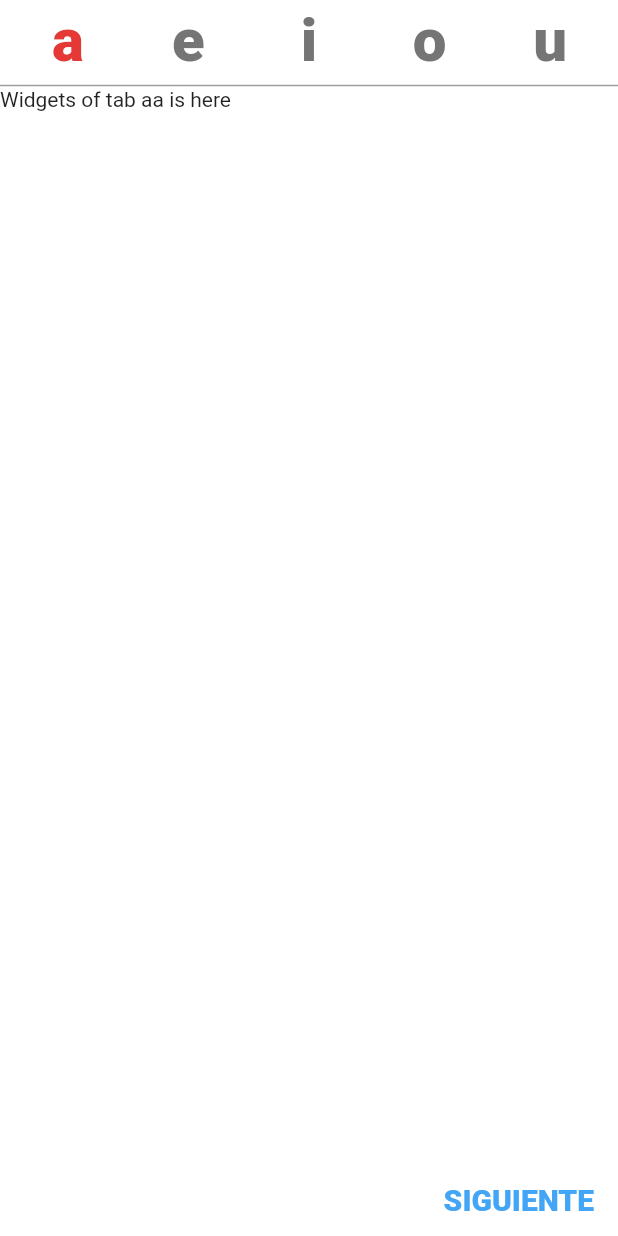
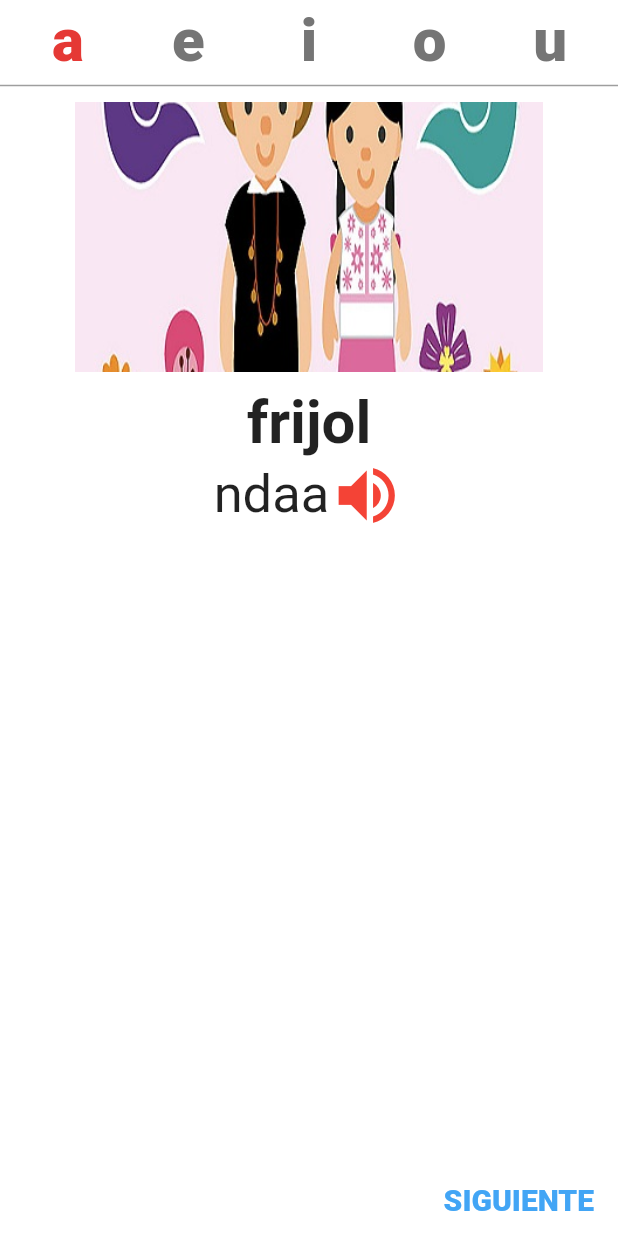
Before and after one commit to EleomarPL/LearnChatino, a Flutter app: the BasicVowels widget shown alone on an empty page, opened directly, on a phone screen of 412 x 824 dp. Run offline on Flutter 3.47's test engine with Material 2 defaults, Android fonts, the phone set to English and light mode, and no system bars; our stand-ins replace carousel_slider.

Commit message:
main tab -  level component - exercise

```diff
--- a/lib/windowsLesson/mainTab/lesson/components/ComponentTabBarView.dart
+++ b/lib/windowsLesson/mainTab/lesson/components/ComponentTabBarView.dart
@@ -34,6 +34,7 @@ class _ComponentTabBarViewState extends State<ComponentTabBarView> {
             color: Colors.white,
             child: _textBody(textButton, sizeText, weightText, colorText),
             onPressed: () {
+              FocusScope.of(context).requestFocus(new FocusNode());
               setState(() {
                 if (isNext) {
                   widget.tabController
@@ -48,12 +49,16 @@ class _ComponentTabBarViewState extends State<ComponentTabBarView> {
       backgroundColor: Colors.white,
       body: ListView(
         children: [
-          Divider(
-            height: 2.0,
-            thickness: 1.0,
-            color: Colors.grey,
+          Column(
+            children: [
+              Divider(
+                height: 2.0,
+                thickness: 1.0,
+                color: Colors.grey,
+              ),
+              widget.body,
+            ],
           ),
-          widget.body,
         ],
       ),
       floatingActionButtonLocation: FloatingActionButtonLocation.centerDocked,
--- a/lib/windowsLesson/mainTab/lesson/pronunciaton/BasicVowels.dart
+++ b/lib/windowsLesson/mainTab/lesson/pronunciaton/BasicVowels.dart
@@ -1,4 +1,5 @@
 import 'package:flutter/material.dart';
+import 'components/ComponentPronunciaton.dart';
 import '../components/ComponentBody.dart';
 
 class BasicVowels extends StatefulWidget {
@@ -24,7 +25,13 @@ class _BasicVowelsState extends State<BasicVowels> {
       backgroundBoxSelectec: Colors.white,
       listTabBar: ["a", "e", "i", "o", "u"],
       listTabBarView: [
-        Text("Widgets of tab aa is here"),
+        //example component pronunciaton
+        ComponentPronunciaton(
+          pathImage: 'assets/background.png',
+          wordInSpanish: 'frijol',
+          wordInChatino: 'ndaa',
+          pathSound: '',
+        ),
         Text("Widgets of tab ee is here"),
         Text("Widgets of tab ii is here"),
         Text("Widgets of tab oo is here"),
--- /dev/null
+++ b/lib/windowsLesson/mainTab/lesson/pronunciaton/components/ComponentPronunciaton.dart
@@ -0,0 +1,65 @@
+import 'package:flutter/material.dart';
+
+Widget _textComponentPonunciaton(
+        String text, double sizeText, FontWeight weightText) =>
+    Text(
+      text,
+      style: TextStyle(
+        fontSize: sizeText,
+        fontWeight: weightText,
+      ),
+    );
+
+class ComponentPronunciaton extends StatelessWidget {
+  final String pathImage;
+  final String wordInSpanish;
+  final String wordInChatino;
+  final String pathSound;
+  const ComponentPronunciaton(
+      {Key key,
+      this.pathImage,
+      this.wordInSpanish,
+      this.wordInChatino,
+      this.pathSound})
+      : super(key: key);
+
+  @override
+  Widget build(BuildContext context) {
+    return Column(
+      crossAxisAlignment: CrossAxisAlignment.center,
+      children: [
+        SizedBox(
+          height: 10,
+        ),
+        Container(
+          child: Image.asset(
+            pathImage,
+            width: MediaQuery.of(context).size.width - 100,
+            height: 180.0,
+            fit: BoxFit.cover,
+          ),
+        ),
+        SizedBox(
+          height: 10.0,
+        ),
+        _textComponentPonunciaton(wordInSpanish, 40, FontWeight.w600),
+        GestureDetector(
+          child: Row(
+            mainAxisAlignment: MainAxisAlignment.center,
+            children: [
+              _textComponentPonunciaton(wordInChatino, 35, FontWeight.normal),
+              Icon(
+                Icons.volume_up,
+                color: Colors.red,
+                size: 50,
+              ),
+            ],
+          ),
+          onTap: () {
+            print('play sound');
+          },
+        ),
+      ],
+    );
+  }
+}
--- a/pubspec.yaml
+++ b/pubspec.yaml
@@ -50,6 +50,7 @@ flutter:
     - assets/
     - assets/registerUser/
     - assets/lessonHome/
+    - assets/lessonHome/exercise/
     - assets/informationTab/
   #   - images/a_dot_ham.jpeg
 
```
Also changed, not shown: lib/windowsLesson/mainTab/lesson/exercise/ComponentExercise.dart (added, +193 -0 lines), lib/windowsLesson/mainTab/lesson/exercise/MainExercise.dart (+18 -2 lines), assets/lessonHome/exercise/correcto.png (added), assets/lessonHome/exercise/incorrecto.png (added).
